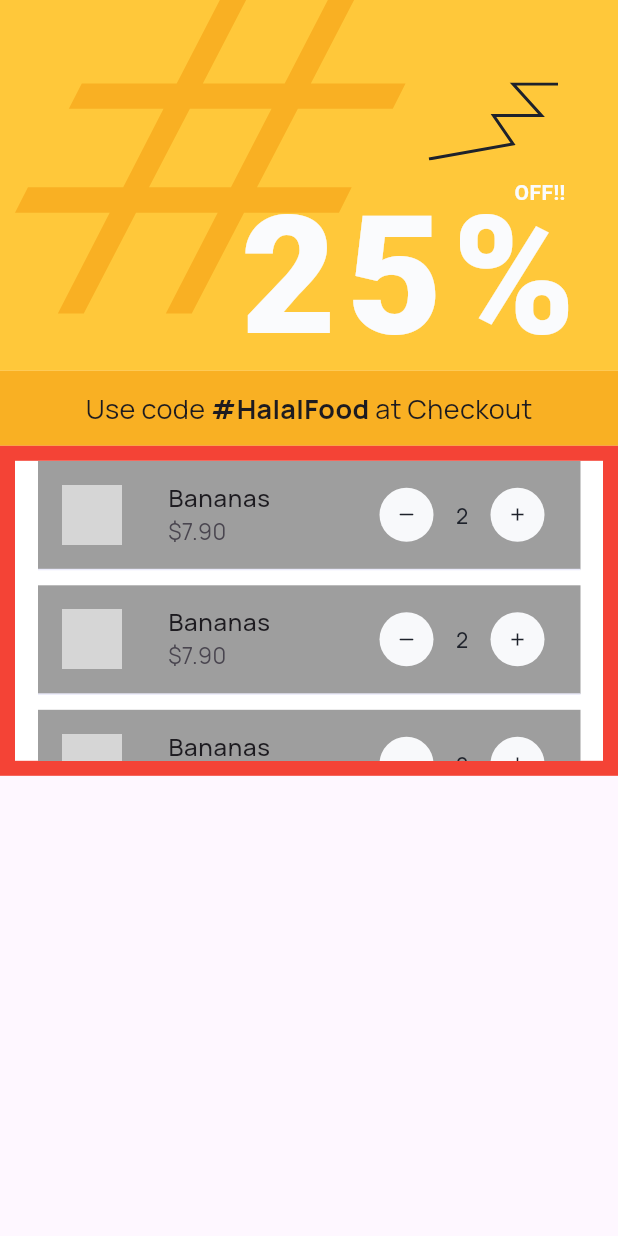
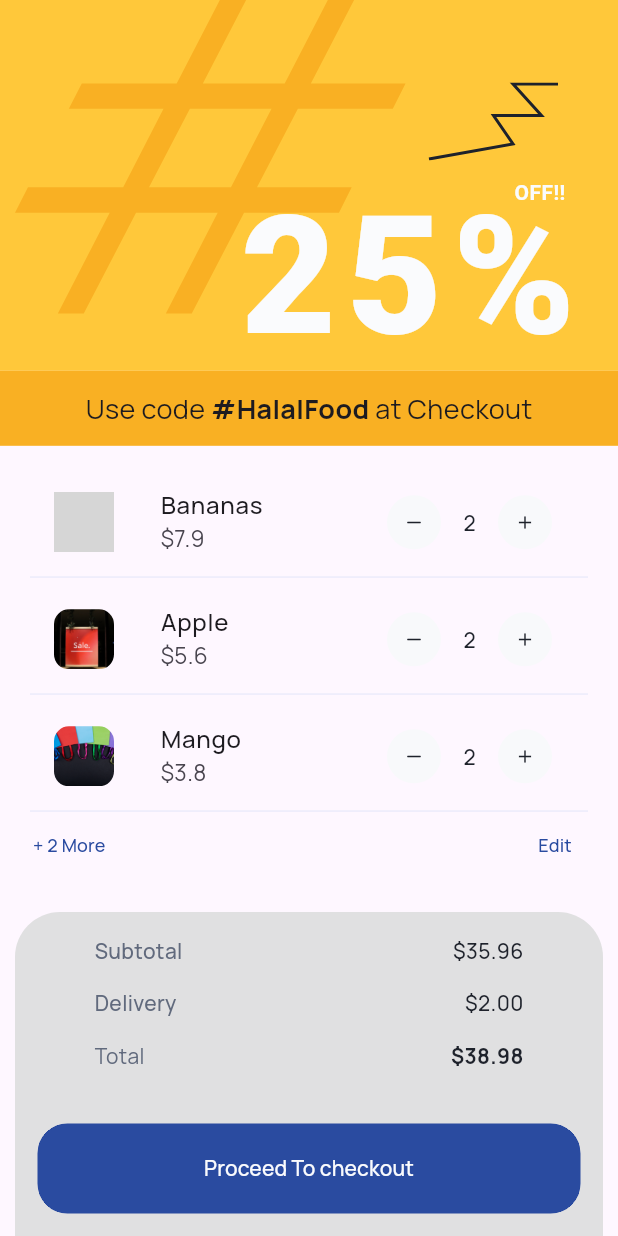
Before and after one commit to JazebJaved468/shop_app_flutter, a Flutter app: the screen it shows after launch, on a phone screen of 412 x 824 dp. Run offline on Flutter 3.47's test engine with Material 2 defaults, Android fonts, the phone set to English and light mode, and no system bars; our stand-ins replace flutter_svg, fluttertoast, font_awesome_flutter, smooth_page_indicator; grey boxes are pictures that could not be loaded.

Commit message:
cartScreen done

```diff
--- a/lib/screens/cartScreen/cart_screen.dart
+++ b/lib/screens/cartScreen/cart_screen.dart
@@ -2,7 +2,9 @@ import 'package:flutter/material.dart';
 import 'package:flutter_svg/svg.dart';
 import 'package:shopping_app/constants/global_constants.dart';
 import 'package:shopping_app/screens/cartScreen/constants/cart_constants.dart';
+import 'package:shopping_app/screens/cartScreen/widgets/custom_cart_items.dart';
 import 'package:shopping_app/widgets/custom_back_button.dart';
+import 'package:shopping_app/widgets/custom_cart_icon.dart';
 
 class CartScreen extends StatefulWidget {
   const CartScreen({super.key});
@@ -14,6 +16,34 @@ class CartScreen extends StatefulWidget {
 class _CartScreenState extends State<CartScreen> {
   // cart items number sample
   int cartItemsQuantity = 5;
+
+  // cart items sample
+  List<Map> cartItems = [
+    {
+      'name': "Bananas",
+      'price': 7.90,
+      'imgPath': 'assets/images/discount1.jpg',
+      'quantity': 2,
+    },
+    {
+      'name': "Apple",
+      'price': 5.60,
+      'imgPath': 'assets/images/discount2.jpg',
+      'quantity': 2,
+    },
+    {
+      'name': "Mango",
+      'price': 3.80,
+      'imgPath': 'assets/images/discount3.jpg',
+      'quantity': 2,
+    },
+    {
+      'name': "Graeps",
+      'price': 7.90,
+      'imgPath': 'assets/images/discount1.jpg',
+      'quantity': 2,
+    },
+  ];
 
   @override
   Widget build(BuildContext context) {
@@ -38,7 +68,6 @@ class _CartScreenState extends State<CartScreen> {
                   child: Text(
                     "#",
                     style: TextStyle(
-                      // inherit: false,
                       fontSize: 300,
 
                       color: ConstantColors_Cart.darkYellow,
@@ -130,123 +159,186 @@ class _CartScreenState extends State<CartScreen> {
           // cart items list
           Container(
             width: mediaWidth * 1,
-            padding: EdgeInsets.symmetric(vertical: 10, horizontal: 10),
-            color: Colors.red,
+            padding: EdgeInsets.symmetric(horizontal: 20),
+            height: 250,
+            // color: Colors.white,
+            child: ListView.builder(
+              padding: EdgeInsets.only(top: 15, bottom: 0),
+              shrinkWrap: true,
+              itemCount: cartItemsQuantity > 3 ? 3 : 3,
+              itemBuilder: (context, index) {
+                return CustomCartItem(
+                  name: cartItems[index]['name'],
+                  price: cartItems[index]['price'],
+                  imgPath: cartItems[index]['imgPath'],
+                  quantity: cartItems[index]['quantity'],
+                );
+              },
+            ),
+          ),
+
+          //edit show more buttons
+          Container(
+            // width: mediaWidth * 1,
+            height: 30,
+            // color: Colors.yellow,
+            padding: EdgeInsets.zero,
+            margin: EdgeInsets.symmetric(horizontal: 10),
+            child: Row(
+              mainAxisAlignment: MainAxisAlignment.spaceBetween,
+              children: [
+                TextButton(
+                  onPressed: () {},
+                  child: Text(
+                    "+ ${cartItemsQuantity - 3} More",
+                    style: TextStyle(
+                      color: Color(0xff2A4BA0),
+                      fontSize: 12,
+                      fontWeight: FontWeight.w500,
+                    ),
+                  ),
+                ),
+                TextButton(
+                  onPressed: () {},
+                  child: Text(
+                    "Edit",
+                    style: TextStyle(
+                      color: Color(0xff2A4BA0),
+                      fontSize: 12,
+                      fontWeight: FontWeight.w500,
+                    ),
+                  ),
+                ),
+              ],
+            ),
+          ),
+          Expanded(
+            child: Container(
+                // color: Colors.red,
+                ),
+          ),
+
+          // Calculation
+          Container(
+            padding:
+                const EdgeInsets.only(left: 15, right: 15, top: 0, bottom: 15),
+            margin: const EdgeInsets.symmetric(horizontal: 10),
+            decoration: BoxDecoration(
+                color: ConstantColors_Cart.bottomSheet,
+                borderRadius: const BorderRadius.only(
+                  topLeft: Radius.circular(30),
+                  topRight: Radius.circular(30),
+                )),
+            width: mediaWidth * 1,
             child: Column(
               children: [
                 Container(
-                  padding: EdgeInsets.symmetric(horizontal: 15),
-                  height: 200,
-                  color: Colors.white,
-                  child: ListView.builder(
-                    shrinkWrap: true,
-                    itemCount: cartItemsQuantity > 3 ? 3 : 3,
-                    itemBuilder: (context, index) {
-                      return Container(
-                        margin: EdgeInsets.only(bottom: 10),
-                        // width: 50,
-                        // height: 40,
-
-                        decoration: BoxDecoration(
-                            color: Colors.grey,
-                            border: Border(
-                                bottom: BorderSide(
-                              color: ConstantColors_Cart.cartItemBorder,
-                              width: 1,
-                            ))),
-                        child: ListTile(
-                          // Product Image
-                          leading: Container(
-                            margin: EdgeInsets.only(right: 15),
-                            child: ClipRRect(
-                              borderRadius: BorderRadius.circular(10),
-                              child: Image.asset(
-                                "assets/images/discount1.jpg",
-                                fit: BoxFit.cover,
-                                width: 40,
-                                height: 40,
-                              ),
+                  padding: const EdgeInsets.only(
+                      left: 38, right: 38, top: 16, bottom: 35),
+                  child: Column(
+                    children: [
+                      Row(
+                        mainAxisAlignment: MainAxisAlignment.spaceBetween,
+                        children: [
+                          Text(
+                            "Subtotal",
+                            style: TextStyle(
+                              fontSize: 14,
+                              fontWeight: FontWeight.w500,
+                              color: ConstantColors_Cart.amountLabel,
                             ),
                           ),
-
-                          // Product Name
-                          title: Text(
-                            "Bananas",
+                          Text(
+                            "\$35.96",
                             style: TextStyle(
-                              fontSize: 16,
+                              fontSize: 14,
                               fontWeight: FontWeight.w500,
+                              color: GlobalColors.secondaryBackground,
                             ),
                           ),
-
-                          // Product Cost
-                          subtitle: Text(
-                            "\$7.90",
+                        ],
+                      ),
+                      const SizedBox(
+                        height: 15,
+                      ),
+                      Row(
+                        mainAxisAlignment: MainAxisAlignment.spaceBetween,
+                        children: [
+                          Text(
+                            "Delivery",
                             style: TextStyle(
-                              fontSize: 15,
-                              fontWeight: FontWeight.w400,
+                              fontSize: 14,
+                              fontWeight: FontWeight.w500,
+                              color: ConstantColors_Cart.amountLabel,
                             ),
                           ),
-
-                          // Quantity Increase Decrease Buttons
-                          trailing: Container(
-                            // color: Colors.red,
-                            width: 110,
-                            child: Row(
-                              mainAxisAlignment: MainAxisAlignment.spaceBetween,
-                              children: [
-                                // Subtract
-                                CircleAvatar(
-                                  backgroundColor:
-                                      GlobalColors.productCardBackground,
-                                  foregroundColor:
-                                      GlobalColors.secondaryBackground,
-                                  radius: 18,
-                                  child: IconButton(
-                                    onPressed: () {},
-                                    icon: Icon(
-                                      Icons.horizontal_rule_rounded,
-                                      size: 14,
-                                      color: GlobalColors.secondaryBackground,
-                                    ),
-                                  ),
-                                ),
-
-                                //value
-                                Text(
-                                  "2",
-                                  style: TextStyle(
-                                      color: GlobalColors.secondaryBackground,
-                                      fontSize: 14,
-                                      fontWeight: FontWeight.w500),
-                                ),
-
-                                // add
-                                CircleAvatar(
-                                  backgroundColor:
-                                      GlobalColors.productCardBackground,
-                                  foregroundColor:
-                                      GlobalColors.secondaryBackground,
-                                  radius: 18,
-                                  child: IconButton(
-                                    onPressed: () {},
-                                    icon: Icon(
-                                      Icons.add,
-                                      size: 14,
-                                      color: GlobalColors.secondaryBackground,
-                                    ),
-                                  ),
-                                ),
-                              ],
+                          Text(
+                            "\$2.00",
+                            style: TextStyle(
+                              fontSize: 14,
+                              fontWeight: FontWeight.w500,
+                              color: GlobalColors.secondaryBackground,
                             ),
                           ),
-                        ),
-                      );
-                    },
+                        ],
+                      ),
+                      const SizedBox(
+                        height: 15,
+                      ),
+                      Row(
+                        mainAxisAlignment: MainAxisAlignment.spaceBetween,
+                        children: [
+                          Text(
+                            "Total",
+                            style: TextStyle(
+                              fontSize: 14,
+                              fontWeight: FontWeight.w400,
+                              color: ConstantColors_Cart.amountLabel,
+                            ),
+                          ),
+                          Text(
+                            "\$38.98",
+                            style: TextStyle(
+                              fontSize: 14,
+                              fontWeight: FontWeight.w700,
+                              color: GlobalColors.secondaryBackground,
+                            ),
+                          ),
+                        ],
+                      ),
+                    ],
                   ),
-                )
+                ),
+
+                //Checkout Button
+                Container(
+                  width: mediaWidth * 1,
+                  height: 60,
+                  clipBehavior: Clip.hardEdge,
+                  decoration: BoxDecoration(
+                    borderRadius: BorderRadius.circular(20),
+                    border: Border.all(
+                      color: GlobalColors.primaryBackground,
+                      width: 1,
+                    ),
+                  ),
+                  child: TextButton(
+                    style: TextButton.styleFrom(
+                      backgroundColor: GlobalColors.primaryBackground,
+                      shape: const RoundedRectangleBorder(),
+                    ),
+                    onPressed: () {},
+                    child: Text(
+                      "Proceed To checkout",
+                      style: TextStyle(
+                        color: GlobalColors.primaryHeading,
+                      ),
+                    ),
+                  ),
+                ),
               ],
             ),
-          )
+          ),
         ],
       ),
     );
--- a/lib/screens/cartScreen/constants/cart_constants.dart
+++ b/lib/screens/cartScreen/constants/cart_constants.dart
@@ -1,10 +1,14 @@
 import 'package:flutter/material.dart';
 import 'package:shopping_app/constants/global_constants.dart';
+import 'package:shopping_app/screens/productDetailScreen/constants/prod_detail_screen_constants.dart';
 
 class ConstantColors_Cart{
   static Color darkYellow = GlobalColors.yellow;
   static Color lightYellow = Color(0xffFFC83A);
   static Color cartItemBorder = Color(0xffEBEBFB);
+    static Color bottomSheet = ConstantColors_ProdDetail.bottomSheet;
+    static Color amountLabel = Color(0xff616A7D);
+
 
 
 }
--- /dev/null
+++ b/lib/screens/cartScreen/widgets/custom_cart_items.dart
@@ -0,0 +1,127 @@
+import 'package:flutter/material.dart';
+
+import '../../../constants/global_constants.dart';
+import '../../../functions.dart';
+import '../constants/cart_constants.dart';
+
+class CustomCartItem extends StatefulWidget {
+  final String name;
+  final num price;
+  final String imgPath;
+  final num quantity;
+  const CustomCartItem(
+      {super.key,
+      required this.name,
+      required this.price,
+      required this.imgPath,
+      required this.quantity});
+
+  @override
+  State<CustomCartItem> createState() => _CustomCartItemState();
+}
+
+class _CustomCartItemState extends State<CustomCartItem> {
+  @override
+  Widget build(BuildContext context) {
+    // Media Queries
+    var mediaWidth = MediaQuery.of(context).size.width;
+    var mediaHeight = MediaQuery.of(context).size.height;
+    return Container(
+      margin: EdgeInsets.only(bottom: 5),
+      // width: 50,
+      // height: 40,
+
+      decoration: BoxDecoration(
+        // color: Colors.grey,
+        border: Border(
+          bottom: BorderSide(
+            color: ConstantColors_Cart.cartItemBorder,
+            width: 1,
+          ),
+        ),
+      ),
+      child: ListTile(
+        // Product Image
+        leading: Container(
+          margin: EdgeInsets.only(right: 15),
+          child: ClipRRect(
+            borderRadius: BorderRadius.circular(10),
+            child: Image.asset(
+              "${widget.imgPath}",
+              fit: BoxFit.cover,
+              width: 40,
+              height: 40,
+            ),
+          ),
+        ),
+
+        // Product Name
+        title: Text(
+          "${toSentenceCase(widget.name)}",
+          style: TextStyle(
+              fontSize: 16,
+              fontWeight: FontWeight.w500,
+              overflow: TextOverflow.ellipsis),
+        ),
+
+        // Product Cost
+        subtitle: Text(
+          "\$${widget.price}",
+          style: TextStyle(
+            fontSize: 15,
+            fontWeight: FontWeight.w400,
+          ),
+        ),
+
+        // Quantity Increase Decrease Buttons
+        trailing: Container(
+          // color: Colors.red,
+          width: 110,
+          child: Row(
+            mainAxisAlignment: MainAxisAlignment.spaceBetween,
+            children: [
+              // Subtract
+              CircleAvatar(
+                backgroundColor: GlobalColors.productCardBackground,
+                foregroundColor: GlobalColors.secondaryBackground,
+                radius: 18,
+                child: IconButton(
+                  onPressed: () {},
+                  icon: Icon(
+                    Icons.horizontal_rule_rounded,
+                    size: 14,
+                    color: GlobalColors.secondaryBackground,
+                  ),
+                ),
+              ),
+
+              //value
+              Text(
+                "${widget.quantity}",
+                style: TextStyle(
+                    color: GlobalColors.secondaryBackground,
+                    fontSize: 14,
+                    fontWeight: FontWeight.w500),
+              ),
+
+              // add
+              CircleAvatar(
+                backgroundColor: GlobalColors.productCardBackground,
+                foregroundColor: GlobalColors.secondaryBackground,
+                radius: 18,
+                child: IconButton(
+                  onPressed: () {},
+                  icon: Icon(
+                    Icons.add,
+                    size: 14,
+                    color: GlobalColors.secondaryBackground,
+                  ),
+                ),
+              ),
+            ],
+          ),
+        ),
+      ),
+    );
+  }
+}
--- /dev/null
+++ b/lib/widgets/custom_button.dart
@@ -0,0 +1,34 @@
+import 'package:flutter/material.dart';
+
+import '../constants/global_constants.dart';
+
+class CustomButoon extends StatelessWidget {
+  const CustomButoon({super.key});
+
+  @override
+  Widget build(BuildContext context) {
+    // Media Queries
+    var mediaWidth = MediaQuery.of(context).size.width;
+    var mediaHeight = MediaQuery.of(context).size.height;
+    return Container(
+      width: mediaWidth * 0.4,
+      height: 60,
+      clipBehavior: Clip.hardEdge,
+      decoration: BoxDecoration(
+        borderRadius: BorderRadius.circular(20),
+        border: Border.all(
+          color: GlobalColors.primaryBackground,
+          width: 1,
+        ),
+      ),
+      child: TextButton(
+        style: TextButton.styleFrom(
+          backgroundColor: Colors.transparent,
+          shape: const RoundedRectangleBorder(),
+        ),
+        onPressed: () {},
+        child: const Text("Add To Cart"),
+      ),
+    );
+  }
+}
```
